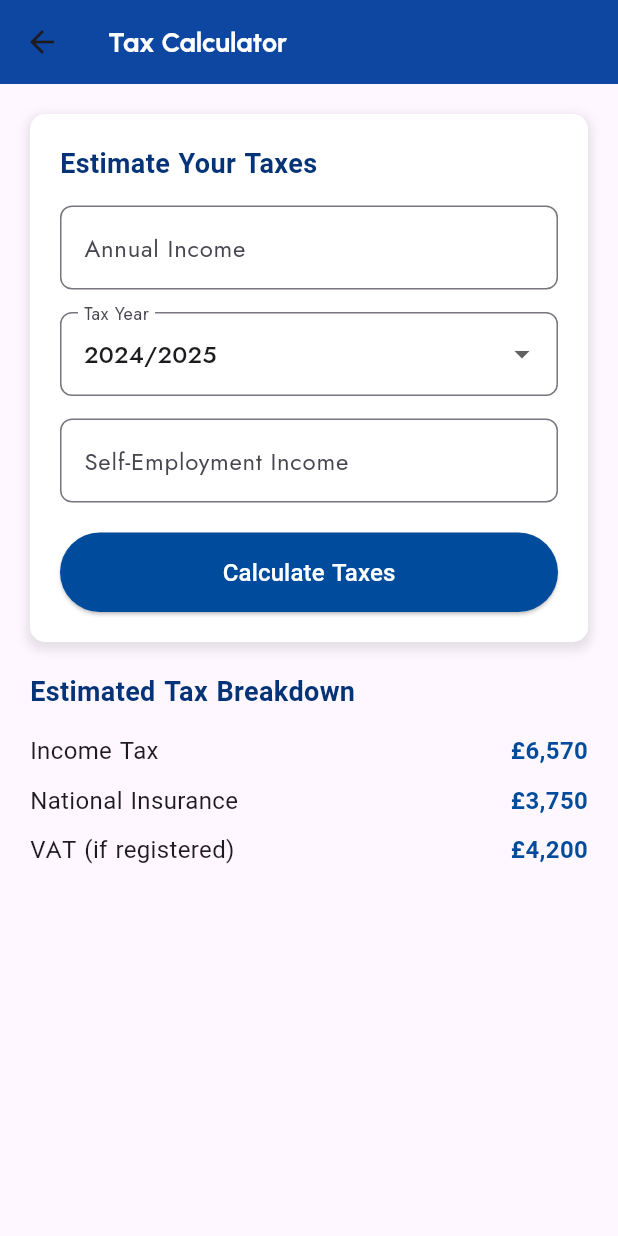
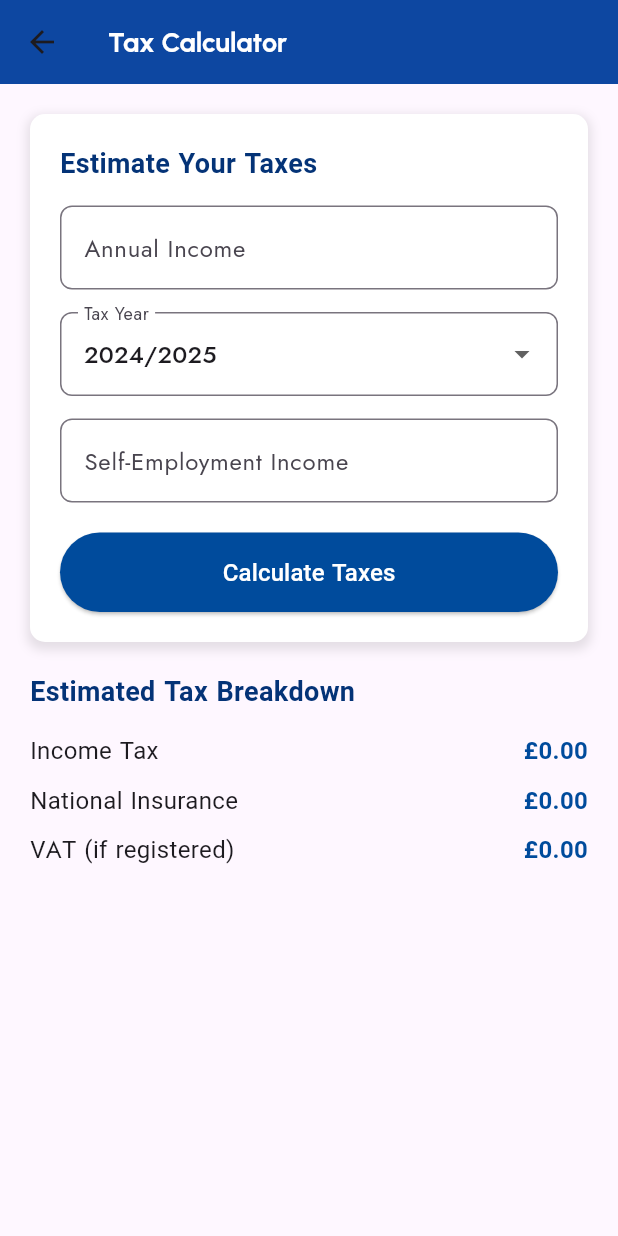
Before and after one commit to leohmq12/taxbuddy, a Flutter app: the TaxCalculatorScreen screen opened directly, after a tap on "Calculate Taxes", on a phone screen of 412 x 824 dp. Run offline on Flutter 3.47's test engine with Material 3 defaults, Android fonts, the phone set to English and light mode, and no system bars; our stand-ins replace firebase_auth, firebase_core, google_fonts, shared_preferences; accounts and stored records are empty.

Commit message:
calculator and logout backend added

```diff
--- a/lib/backend/tax/tax_service.dart
+++ b/lib/backend/tax/tax_service.dart
@@ -0,0 +1,82 @@
+class TaxCalculator {
+  final double annualIncome;
+  final double selfEmploymentIncome;
+  final String taxYear;
+
+  TaxCalculator({
+    required this.annualIncome,
+    required this.selfEmploymentIncome,
+    required this.taxYear,
+  });
+
+  Map<String, double> getTaxBreakdown() {
+    double incomeTax = 0;
+    double nationalInsurance = 0;
+    double vat = 0;
+
+    double totalIncome = annualIncome + selfEmploymentIncome;
+
+    // Define tax rules for each tax year
+    Map<String, Map<String, double>> taxRates = {
+      "2023/2024": {
+        "personalAllowance": 12570,
+        "basicRate": 0.20,
+        "higherRate": 0.40,
+        "additionalRate": 0.45,
+        "higherThreshold": 50270,
+        "additionalThreshold": 125140,
+        "nationalInsurance": 0.12,
+      },
+      "2024/2025": {
+        "personalAllowance": 12750,
+        "basicRate": 0.19,
+        "higherRate": 0.38,
+        "additionalRate": 0.45,
+        "higherThreshold": 51000,
+        "additionalThreshold": 130000,
+        "nationalInsurance": 0.11,
+      },
+      "2025/2026": {
+        "personalAllowance": 13000,
+        "basicRate": 0.18,
+        "higherRate": 0.37,
+        "additionalRate": 0.45,
+        "higherThreshold": 52000,
+        "additionalThreshold": 135000,
+        "nationalInsurance": 0.10,
+      },
+    };
+
+    var rates = taxRates[taxYear] ?? taxRates["2024/2025"]!; // Default to 2024/2025 if not found
+
+    double taxableIncome = totalIncome - rates["personalAllowance"]!;
+    if (taxableIncome > 0) {
+      if (taxableIncome <= rates["higherThreshold"]!) {
+        incomeTax = taxableIncome * rates["basicRate"]!;
+      } else if (taxableIncome <= rates["additionalThreshold"]!) {
+        incomeTax = (rates["higherThreshold"]! * rates["basicRate"]!) +
+            ((taxableIncome - rates["higherThreshold"]!) * rates["higherRate"]!);
+      } else {
+        incomeTax = (rates["higherThreshold"]! * rates["basicRate"]!) +
+            ((rates["additionalThreshold"]! - rates["higherThreshold"]!) * rates["higherRate"]!) +
+            ((taxableIncome - rates["additionalThreshold"]!) * rates["additionalRate"]!);
+      }
+    }
+
+    // National Insurance Calculation
+    if (totalIncome > rates["personalAllowance"]!) {
+      nationalInsurance = (totalIncome - rates["personalAllowance"]!) * rates["nationalInsurance"]!;
+    }
+
+    // VAT Calculation (Assuming self-employed income is subject to VAT at 20%)
+    if (selfEmploymentIncome > 0) {
+      vat = selfEmploymentIncome * 0.20;
+    }
+
+    return {
+      "Income Tax": incomeTax,
+      "National Insurance": nationalInsurance,
+      "VAT": vat,
+    };
+  }
+}
--- a/lib/screens/splash_screens/tax_calculator.dart
+++ b/lib/screens/splash_screens/tax_calculator.dart
@@ -1,5 +1,6 @@
 import 'package:flutter/material.dart';
 import 'package:google_fonts/google_fonts.dart';
+import 'package:taxbuddy/backend/tax/tax_service.dart'; // Import backend
 
 class TaxCalculatorScreen extends StatefulWidget {
   const TaxCalculatorScreen({super.key});
@@ -13,6 +14,28 @@ class _TaxCalculatorScreenState extends State<TaxCalculatorScreen> {
   final List<String> taxYears = ["2023/2024", "2024/2025", "2025/2026"];
   final TextEditingController annualIncomeController = TextEditingController();
   final TextEditingController selfEmploymentController = TextEditingController();
+
+  double incomeTax = 0;
+  double nationalInsurance = 0;
+  double vat = 0;
+
+  void calculateTaxes() {
+    double annualIncome = double.tryParse(annualIncomeController.text) ?? 0;
+    double selfEmploymentIncome = double.tryParse(selfEmploymentController.text) ?? 0;
+
+    TaxCalculator taxCalculator = TaxCalculator(
+      annualIncome: annualIncome,
+      selfEmploymentIncome: selfEmploymentIncome,
+      taxYear: selectedTaxYear, // Pass selected tax year
+    );
+
+    setState(() {
+      var breakdown = taxCalculator.getTaxBreakdown();
+      incomeTax = breakdown['Income Tax']!;
+      nationalInsurance = breakdown['National Insurance']!;
+      vat = breakdown['VAT']!;
+    });
+  }
 
   @override
   Widget build(BuildContext context) {
@@ -34,12 +57,9 @@ class _TaxCalculatorScreenState extends State<TaxCalculatorScreen> {
           child: Column(
             crossAxisAlignment: CrossAxisAlignment.start,
             children: [
-              /// **Back Button**
-              Align(
+              const Align(
                 alignment: Alignment.centerLeft,
               ),
-
-              /// **Tax Calculator Form Box**
               Container(
                 padding: const EdgeInsets.all(20),
                 decoration: BoxDecoration(
@@ -67,27 +87,16 @@ class _TaxCalculatorScreenState extends State<TaxCalculatorScreen> {
                       ),
                     ),
                     const SizedBox(height: 15),
-
-                    /// **Annual Income Input Field**
                     _buildCurrencyTextField('Annual Income', annualIncomeController),
-
                     const SizedBox(height: 15),
-
-                    /// **Tax Year Dropdown**
                     _buildTaxYearDropdown(),
-
                     const SizedBox(height: 15),
-
-                    /// **Self-Employment Income Input Field**
                     _buildCurrencyTextField('Self-Employment Income', selfEmploymentController),
-
                     const SizedBox(height: 20),
-
-                    /// **Calculate Button**
                     SizedBox(
                       width: double.infinity,
                       child: ElevatedButton(
-                        onPressed: () {},
+                        onPressed: calculateTaxes,
                         style: ElevatedButton.styleFrom(
                           backgroundColor: const Color(0xFF004B9C),
                           padding: const EdgeInsets.symmetric(vertical: 15),
@@ -105,10 +114,7 @@ class _TaxCalculatorScreenState extends State<TaxCalculatorScreen> {
                   ],
                 ),
               ),
-
               const SizedBox(height: 20),
-
-              /// **Estimated Tax Breakdown**
               _buildTaxBreakdown(),
             ],
           ),
@@ -117,7 +123,6 @@ class _TaxCalculatorScreenState extends State<TaxCalculatorScreen> {
     );
   }
 
-  /// **🔹 Currency Text Field (With "£" Symbol)**
   Widget _buildCurrencyTextField(String label, TextEditingController controller) {
     return TextField(
       controller: controller,
@@ -132,7 +137,6 @@ class _TaxCalculatorScreenState extends State<TaxCalculatorScreen> {
     );
   }
 
-  /// **🔹 Tax Year Dropdown**
   Widget _buildTaxYearDropdown() {
     return DropdownButtonFormField<String>(
       value: selectedTaxYear,
@@ -156,7 +160,6 @@ class _TaxCalculatorScreenState extends State<TaxCalculatorScreen> {
     );
   }
 
-  /// **🔹 Tax Breakdown**
   Widget _buildTaxBreakdown() {
     return Column(
       crossAxisAlignment: CrossAxisAlignment.start,
@@ -171,14 +174,13 @@ class _TaxCalculatorScreenState extends State<TaxCalculatorScreen> {
           ),
         ),
         const SizedBox(height: 10),
-        _buildTaxRow('Income Tax', '£6,570'),
-        _buildTaxRow('National Insurance', '£3,750'),
-        _buildTaxRow('VAT (if registered)', '£4,200'),
+        _buildTaxRow('Income Tax', '£${incomeTax.toStringAsFixed(2)}'),
+        _buildTaxRow('National Insurance', '£${nationalInsurance.toStringAsFixed(2)}'),
+        _buildTaxRow('VAT (if registered)', '£${vat.toStringAsFixed(2)}'),
       ],
     );
   }
 
-  /// **🔹 Tax Row Widget**
   Widget _buildTaxRow(String label, String value) {
     return Padding(
       padding: const EdgeInsets.symmetric(vertical: 5),
```
Also changed, not shown: lib/backend/settings/settings_service.dart (added, +22 -0 lines), lib/main.dart (+7 -4 lines), lib/screens/splash_screens/settings.dart (+41 -34 lines), lib/backend/tax/tax_model.dart (deleted), 1 other file.
